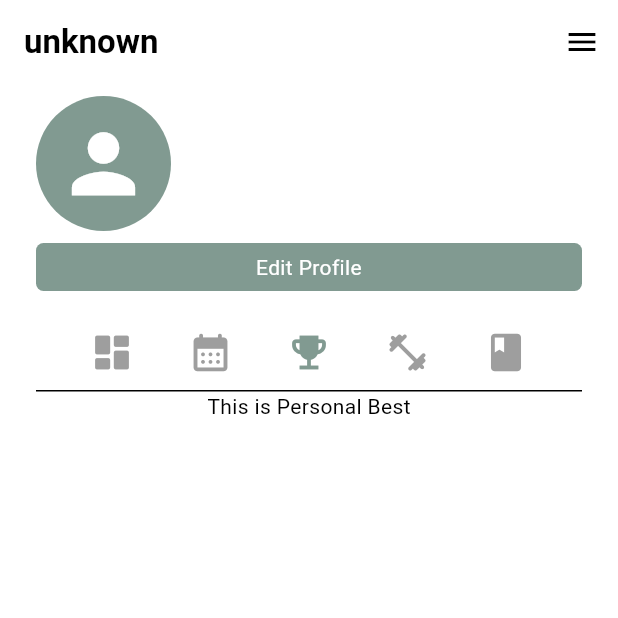
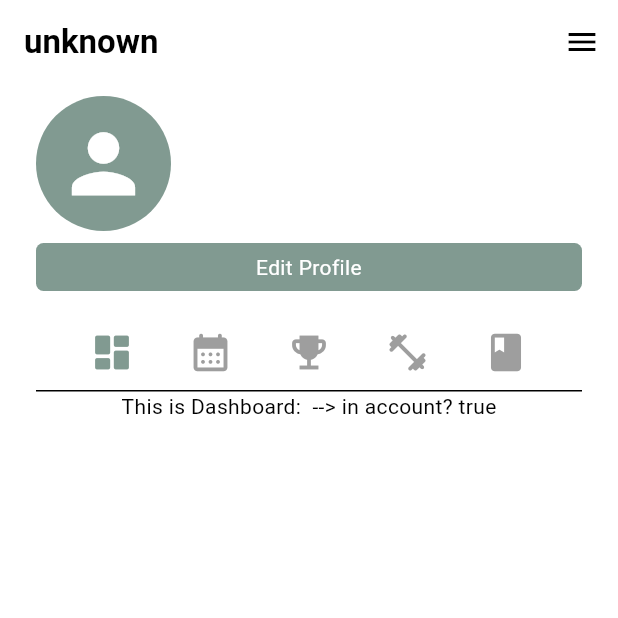
Before and after one commit to talbiol/climbing_app_v4, a Flutter app: the AccountScreen screen opened directly with empty values, on a phone screen of 412 x 824 dp, the top half of it. Run offline on Flutter 3.47's test engine with Material 3 defaults, Android fonts, the phone set to English and light mode, and no system bars; our stand-ins replace image_picker, supabase_flutter; accounts and stored records are empty.

Commit message:
features work

```diff
--- a/lib/widgets/section_menu.dart
+++ b/lib/widgets/section_menu.dart
@@ -2,9 +2,6 @@ import 'package:flutter/material.dart';
 
 import '../style.dart';
 
-// ------------------------------------------------------------
-//                 FEATURE MENU WIDGET
-// ------------------------------------------------------------
 class FeatureMenuWidget extends StatefulWidget {
   final String userId;
   final bool inAccount;
@@ -35,7 +32,7 @@ class FeatureMenuWidget extends StatefulWidget {
 }
 
 class _FeatureMenuWidgetState extends State<FeatureMenuWidget> {
-  int _selectedIndex = 2;
+  int _selectedIndex = 0;
   final List<IconData> _icons = [];
   final List<Widget> _pages = [];
 
@@ -113,7 +110,7 @@ class DashboardPage extends StatelessWidget {
   const DashboardPage({super.key, required this.userId, required this.inAccount});
 
   @override
-  Widget build(BuildContext context) => const Center(child: Text("This is Dashboard"));
+  Widget build(BuildContext context) => Center(child: Text("This is Dashboard: ${this.userId} --> in account? ${this.inAccount}"));
 }
 
 class CalendarPage extends StatelessWidget {
@@ -123,7 +120,7 @@ class CalendarPage extends StatelessWidget {
   const CalendarPage({super.key, required this.userId, required this.inAccount});
 
   @override
-  Widget build(BuildContext context) => const Center(child: Text("This is Calendar"));
+  Widget build(BuildContext context) => Center(child: Text("This is Calendar: ${this.userId} --> in account? ${this.inAccount}"));
 }
 
 class PersonalBestPage extends StatelessWidget {
@@ -133,7 +130,7 @@ class PersonalBestPage extends StatelessWidget {
   const PersonalBestPage({super.key, required this.userId, required this.inAccount});
 
   @override
-  Widget build(BuildContext context) => const Center(child: Text("This is Personal Best"));
+  Widget build(BuildContext context) => Center(child: Text("This is Personal Best: ${this.userId} --> in account? ${this.inAccount}"));
 }
 
 class RoutinePage extends StatelessWidget {
@@ -143,7 +140,7 @@ class RoutinePage extends StatelessWidget {
   const RoutinePage({super.key, required this.userId, required this.inAccount});
 
   @override
-  Widget build(BuildContext context) => const Center(child: Text("This is Routine"));
+  Widget build(BuildContext context) => Center(child: Text("This is Routine: ${this.userId} --> in account? ${this.inAccount}"));
 }
 
 class JournalPage extends StatelessWidget {
@@ -153,5 +150,5 @@ class JournalPage extends StatelessWidget {
   const JournalPage({super.key, required this.userId, required this.inAccount});
 
   @override
-  Widget build(BuildContext context) => Center(child: Text("This is Journal: ${this.userId}"));
+  Widget build(BuildContext context) => Center(child: Text("This is Journal: ${this.userId} --> in account? ${this.inAccount}"));
 }
```
Also changed, not shown: lib/app/app_customer/explore/searched_account.dart (+73 -1 lines).
